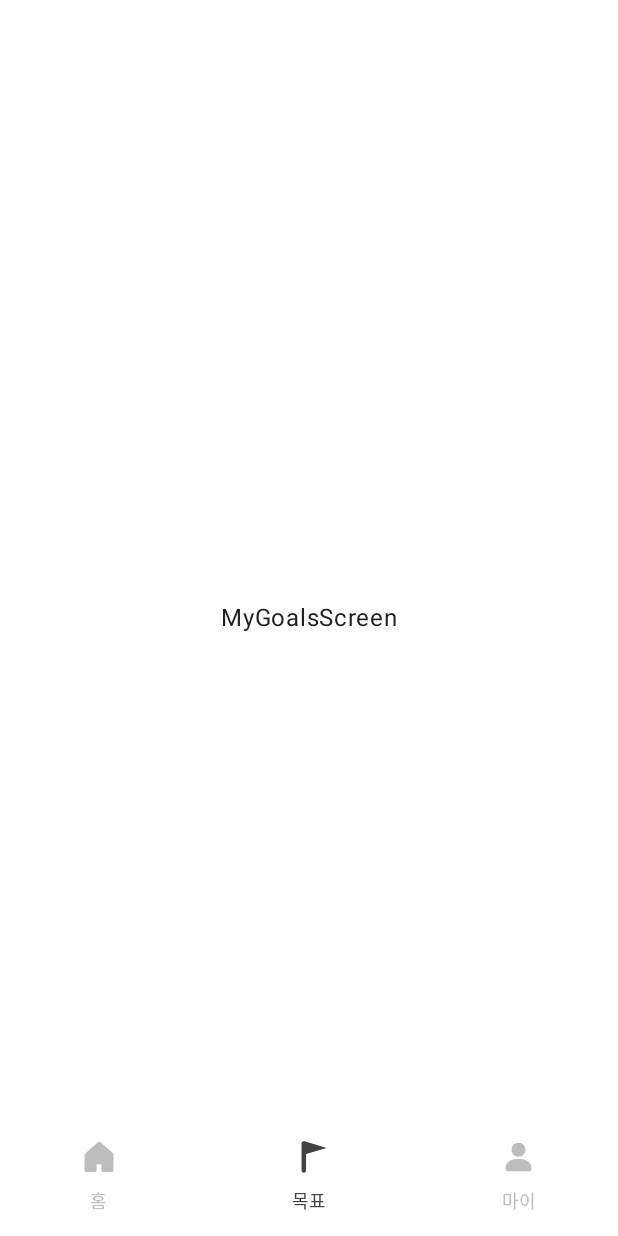
After one commit to Central-MakeUs/GoalMate-Android, an Android app built with Jetpack Compose: the MyGoalsScreen screen opened through its navigation route, on a phone screen of 412 x 824 dp. The commit adds this screen. Run offline under Robolectric (Android 15) with nearby library versions, the phone set to English and light mode, and no system bars; Roboto replaces fonts that are not available here.

Commit message:
feat: 메인 화면 하단 네비게이션 바 구현

```diff
--- a/app/src/main/AndroidManifest.xml
+++ b/app/src/main/AndroidManifest.xml
@@ -15,7 +15,7 @@
         android:theme="@style/Theme.GoalMate"
         tools:targetApi="31">
         <activity
-            android:name=".app.MainActivity"
+            android:name=".presentation.ui.main.MainActivity"
             android:exported="true"
             android:label="@string/app_name"
             android:theme="@style/Theme.GoalMate">
--- /dev/null
+++ b/app/src/main/java/cmc/goalmate/presentation/ui/home/HomeScreen.kt
@@ -0,0 +1,18 @@
+package cmc.goalmate.presentation.ui.home
+
+import androidx.compose.foundation.layout.Box
+import androidx.compose.foundation.layout.fillMaxSize
+import androidx.compose.material3.Text
+import androidx.compose.runtime.Composable
+import androidx.compose.ui.Alignment
+import androidx.compose.ui.Modifier
+
+@Composable
+fun HomeScreen() {
+    Box(
+        modifier = Modifier.fillMaxSize(),
+        contentAlignment = Alignment.Center,
+    ) {
+        Text(text = "HomeScreen")
+    }
+}
--- /dev/null
+++ b/app/src/main/java/cmc/goalmate/presentation/ui/main/MainActivity.kt
@@ -0,0 +1,32 @@
+package cmc.goalmate.presentation.ui.main
+
+import android.os.Bundle
+import androidx.activity.ComponentActivity
+import androidx.activity.compose.setContent
+import androidx.activity.enableEdgeToEdge
+import androidx.compose.runtime.getValue
+import cmc.goalmate.presentation.theme.GoalMateTheme
+import kotlinx.serialization.Serializable
+
+class MainActivity : ComponentActivity() {
+    override fun onCreate(savedInstanceState: Bundle?) {
+        super.onCreate(savedInstanceState)
+        enableEdgeToEdge()
+        setContent {
+            GoalMateTheme {
+                MainScreen()
+            }
+        }
+    }
+}
+
+sealed class Screen {
+    @Serializable
+    data object HomeScreen : Screen()
+
+    @Serializable
+    data object MyGoalsScreen : Screen()
+
+    @Serializable
+    data object MyPageScreen : Screen()
+}
--- /dev/null
+++ b/app/src/main/java/cmc/goalmate/presentation/ui/main/MainScreen.kt
@@ -0,0 +1,126 @@
+package cmc.goalmate.presentation.ui.main
+
+import androidx.annotation.DrawableRes
+import androidx.annotation.StringRes
+import androidx.compose.foundation.layout.fillMaxSize
+import androidx.compose.material3.Icon
+import androidx.compose.material3.MaterialTheme
+import androidx.compose.material3.NavigationBar
+import androidx.compose.material3.NavigationBarItem
+import androidx.compose.material3.NavigationBarItemDefaults
+import androidx.compose.material3.Scaffold
+import androidx.compose.material3.Text
+import androidx.compose.runtime.Composable
+import androidx.compose.runtime.getValue
+import androidx.compose.ui.Modifier
+import androidx.compose.ui.graphics.vector.ImageVector
+import androidx.compose.ui.res.stringResource
+import androidx.compose.ui.res.vectorResource
+import androidx.compose.ui.tooling.preview.Preview
+import androidx.compose.ui.unit.dp
+import androidx.navigation.NavController
+import androidx.navigation.NavDestination.Companion.hasRoute
+import androidx.navigation.NavDestination.Companion.hierarchy
+import androidx.navigation.NavGraph.Companion.findStartDestination
+import androidx.navigation.compose.NavHost
+import androidx.navigation.compose.composable
+import androidx.navigation.compose.currentBackStackEntryAsState
+import androidx.navigation.compose.rememberNavController
+import cmc.goalmate.R
+import cmc.goalmate.presentation.theme.GoalMateTheme
+import cmc.goalmate.presentation.theme.goalMateColors
+import cmc.goalmate.presentation.theme.goalMateTypography
+import cmc.goalmate.presentation.ui.home.HomeScreen
+import cmc.goalmate.presentation.ui.mygoals.MyGoalsScreen
+import cmc.goalmate.presentation.ui.mypage.MyPageScreen
+
+@Composable
+fun MainScreen() {
+    val navController = rememberNavController()
+
+    Scaffold(
+        modifier = Modifier.fillMaxSize(),
+        bottomBar = { BottomNavigationBar(navController) },
+    ) { innerPadding ->
+        NavHost(
+            navController = navController,
+            startDestination = Screen.HomeScreen,
+        ) {
+            composable<Screen.HomeScreen> {
+                HomeScreen()
+            }
+            composable<Screen.MyGoalsScreen> {
+                MyGoalsScreen()
+            }
+            composable<Screen.MyPageScreen> {
+                MyPageScreen()
+            }
+        }
+    }
+}
+
+@Composable
+fun BottomNavigationBar(navController: NavController) {
+    val navBackStackEntry by navController.currentBackStackEntryAsState()
+    val currentDestination = navBackStackEntry?.destination
+
+    NavigationBar(
+        containerColor = MaterialTheme.goalMateColors.surface,
+        tonalElevation = 0.dp,
+    ) {
+        BottomNavItem.entries.forEach { navItem ->
+            val isSelected =
+                currentDestination?.hierarchy?.any { it.hasRoute(navItem.route::class) } == true
+
+            NavigationBarItem(
+                selected = isSelected,
+                onClick = {
+                    navController.navigate(navItem.route) {
+                        popUpTo(navController.graph.findStartDestination().id) {
+                            saveState = true
+                        }
+                        launchSingleTop = true
+                        restoreState = true
+                    }
+                },
+                label = {
+                    Text(
+                        text = stringResource(navItem.title),
+                        style = MaterialTheme.goalMateTypography.caption,
+                    )
+                },
+                icon = {
+                    Icon(
+                        imageVector = ImageVector.vectorResource(navItem.icon),
+                        contentDescription = stringResource(navItem.title),
+                    )
+                },
+                colors = NavigationBarItemDefaults.colors(
+                    selectedIconColor = MaterialTheme.goalMateColors.selected,
+                    selectedTextColor = MaterialTheme.goalMateColors.selected,
+                    unselectedIconColor = MaterialTheme.goalMateColors.unSelected,
+                    unselectedTextColor = MaterialTheme.goalMateColors.unSelected,
+                    indicatorColor = MaterialTheme.goalMateColors.surface,
+                ),
+            )
+        }
+    }
+}
+
+enum class BottomNavItem(
+    @StringRes val title: Int,
+    @DrawableRes val icon: Int,
+    val route: Screen,
+) {
+    Home(title = R.string.home, icon = R.drawable.home, route = Screen.HomeScreen),
+    MY_GOALS(title = R.string.my_goals, icon = R.drawable.goal, route = Screen.MyGoalsScreen),
+    MY_PAGE(title = R.string.my_page, icon = R.drawable.my, route = Screen.MyPageScreen),
+}
+
+@Composable
+@Preview
+fun MainScreenPreview() {
+    GoalMateTheme {
+        MainScreen()
+    }
+}
--- /dev/null
+++ b/app/src/main/java/cmc/goalmate/presentation/ui/mygoals/MyGoalsScreen.kt
@@ -0,0 +1,19 @@
+package cmc.goalmate.presentation.ui.mygoals
+
+import androidx.compose.foundation.layout.Box
+import androidx.compose.foundation.layout.fillMaxSize
+import androidx.compose.material3.Text
+import androidx.compose.runtime.Composable
+import androidx.compose.ui.Alignment
+import androidx.compose.ui.Modifier
+
+@Composable
+fun MyGoalsScreen() {
+    Box(
+        modifier = Modifier
+            .fillMaxSize(),
+        contentAlignment = Alignment.Center,
+    ) {
+        Text(text = "MyGoalsScreen")
+    }
+}
--- a/app/src/main/res/values/strings.xml
+++ b/app/src/main/res/values/strings.xml
@@ -1,3 +1,6 @@
 <resources>
     <string name="app_name">GoalMate</string>
+    <string name="home">홈</string>
+    <string name="my_goals">목표</string>
+    <string name="my_page">마이</string>
 </resources>
```
Also changed, not shown: app/src/main/java/cmc/goalmate/app/MainActivity.kt (deleted, +0 -50 lines), app/src/main/java/cmc/goalmate/presentation/ui/mypage/MyPageScreen.kt (added, +19 -0 lines), 2 other files.
